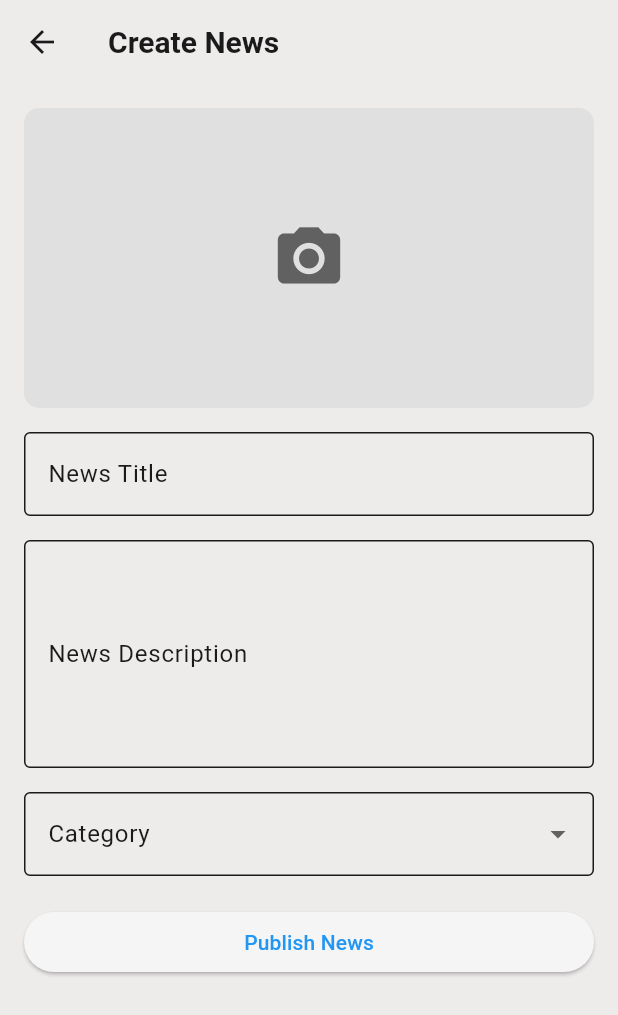
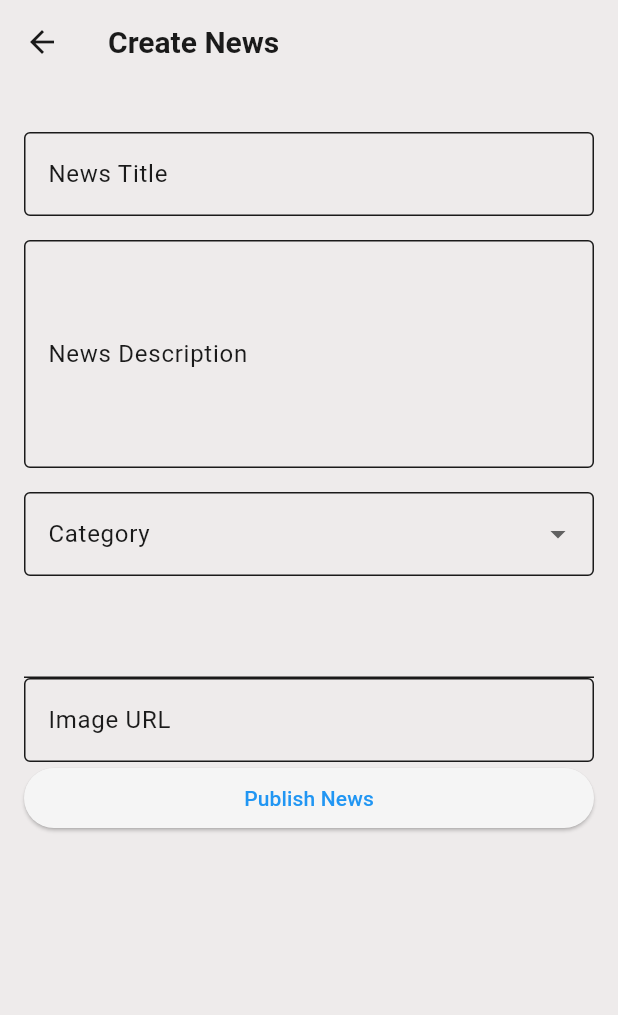
Before and after one commit to Preritpandey/NepNews, a Flutter app: the AuthorNewsPage screen opened directly, on a phone screen of 412 x 824 dp. Shown: the top 1015 px of the screen. Run offline on Flutter 3.47's test engine with Material 3 defaults, Android fonts, the phone set to English and light mode, and no system bars; our stand-ins replace connectivity_plus, get, get_storage, google_fonts, hive, hive_flutter and 1 more; missing offline and left inert: flutter_carousel_slider; accounts and stored records are empty.

Commit message:
feat: configured controller code for posting news

```diff
--- a/lib/author/author.dart
+++ b/lib/author/author.dart
@@ -1,7 +1,7 @@
 import 'package:flutter/material.dart';
 import 'package:get/get.dart';
-import 'package:image_picker/image_picker.dart';
-import 'dart:io';
+
+import 'package:news_portal/controllers/news_post_service.dart';
 
 class AuthorNewsPage extends StatefulWidget {
   @override
@@ -9,28 +9,39 @@ class AuthorNewsPage extends StatefulWidget {
 }
 
 class _AuthorNewsPageState extends State<AuthorNewsPage> {
+  final NewsPostController newsPostController = Get.put(NewsPostController());
   final TextEditingController titleController = TextEditingController();
   final TextEditingController descriptionController = TextEditingController();
-  final List<String> categories = ['Politics', 'Sports', 'Technology', 'Entertainment'];
+  final List<String> categories = [
+    'Politics',
+    'Sports',
+    'Technology',
+    'Entertainment'
+  ];
   String? selectedCategory;
-  File? _image;
+  // File? _image;
 
-  Future<void> _pickImage() async {
-    final pickedFile = await ImagePicker().pickImage(source: ImageSource.gallery);
-    if (pickedFile != null) {
-      setState(() {
-        _image = File(pickedFile.path);
-      });
-    }
-  }
+  // Future<void> _pickImage() async {
+  //   final pickedFile = await ImagePicker().pickImage(source: ImageSource.gallery);
+  //   if (pickedFile != null) {
+  //     setState(() {
+  //       _image = File(pickedFile.path);
+  //     });
+  //   }
+  // }
 
   void _publishNews() {
-    if (titleController.text.isEmpty || descriptionController.text.isEmpty || selectedCategory == null || _image == null) {
-      Get.snackbar("Error", "Please fill all fields and select an image", backgroundColor: Colors.red, colorText: Colors.white);
-      return;
-    }
+    // if (titleController.text.isEmpty ||
+    //     descriptionController.text.isEmpty ||
+    //     selectedCategory == null) {
+    //   Get.snackbar("Error", "Please fill all fields and select an image",
+    //       backgroundColor: Colors.red, colorText: Colors.white);
+    //   return;
+    // }
+    newsPostController.postNews();
     // Submit logic here
-    Get.snackbar("Success", "News published successfully!", backgroundColor: Colors.green, colorText: Colors.white);
+    // Get.snackbar("Success", "News published successfully!",
+    //     backgroundColor: Colors.green, colorText: Colors.white);
   }
 
   @override
@@ -43,37 +54,44 @@ class _AuthorNewsPageState extends State<AuthorNewsPage> {
           child: Column(
             crossAxisAlignment: CrossAxisAlignment.start,
             children: [
-              GestureDetector(
-                onTap: _pickImage,
-                child: Container(
-                  height: 200,
-                  width: double.infinity,
-                  decoration: BoxDecoration(
-                    color: Colors.grey[300],
-                    borderRadius: BorderRadius.circular(10),
-                  ),
-                  child: _image != null
-                      ? Image.file(_image!, fit: BoxFit.cover)
-                      : Icon(Icons.camera_alt, size: 50, color: Colors.grey[700]),
-                ),
-              ),
-              SizedBox(height: 16),
+              // this will be implemented after cloudinary setup is done in backend.
+              // GestureDetector(
+              //   onTap: _pickImage,
+              //   child: Container(
+              //     height: 200,
+              //     width: double.infinity,
+              //     decoration: BoxDecoration(
+              //       color: Colors.grey[300],
+              //       borderRadius: BorderRadius.circular(10),
+              //     ),
+              //     child: _image != null
+              //         ? Image.file(_image!, fit: BoxFit.cover)
+              //         : Icon(Icons.camera_alt, size: 50, color: Colors.grey[700]),
+              //   ),
+              // ),
+
+              const SizedBox(height: 16),
               TextField(
                 controller: titleController,
-                decoration: InputDecoration(labelText: "News Title", border: OutlineInputBorder()),
+                decoration: InputDecoration(
+                    labelText: "News Title", border: OutlineInputBorder()),
               ),
               SizedBox(height: 16),
               TextField(
                 controller: descriptionController,
                 maxLines: 5,
-                decoration: InputDecoration(labelText: "News Description", border: OutlineInputBorder()),
+                decoration: InputDecoration(
+                    labelText: "News Description",
+                    border: OutlineInputBorder()),
               ),
               SizedBox(height: 16),
               DropdownButtonFormField<String>(
-                decoration: InputDecoration(border: OutlineInputBorder(), labelText: "Category"),
+                decoration: InputDecoration(
+                    border: OutlineInputBorder(), labelText: "Category"),
                 value: selectedCategory,
                 items: categories.map((String category) {
-                  return DropdownMenuItem(value: category, child: Text(category));
+                  return DropdownMenuItem(
+                      value: category, child: Text(category));
                 }).toList(),
                 onChanged: (value) {
                   setState(() {
@@ -82,6 +100,18 @@ class _AuthorNewsPageState extends State<AuthorNewsPage> {
                 },
               ),
               SizedBox(height: 20),
+              // Newws summary
+              TextField(
+                // controller: newsPostController.summaryController,
+                // decoration: const InputDecoration(
+                //     labelText: "News Summary", border: OutlineInputBorder()),
+              ),
+              TextField(
+                // controller: newsPostController.imageUrlController,
+                decoration: const InputDecoration(
+                    labelText: "Image URL", border: OutlineInputBorder()),
+              ),
+
               SizedBox(
                 width: double.infinity,
                 child: ElevatedButton(
--- /dev/null
+++ b/lib/controllers/news_post_service.dart
@@ -0,0 +1,111 @@
+import 'dart:convert';
+
+import 'package:flutter/material.dart';
+import 'package:get/get.dart';
+import 'package:http/http.dart' as http;
+import 'package:news_portal/controllers/auth_provider.dart';
+
+/*
+{
+  "title": "Test Article Title",
+  "content": "This is a test article content with multiple paragraphs.\n\nLorem ipsum dolor sit amet, consectetur adipiscing elit. Sed do eiusmod tempor incididunt ut labore et dolore magna aliqua.",
+  "author": "John Doe",
+  "category": "Technology",
+  "tags": ["javascript", "nodejs", "testing"],
+  "imageUrl": "https://example.com/image.jpg",
+  "summary": "A brief summary of the test article",
+  "status": "published",
+  "publishDate": "2024-03-19T10:00:00Z"
+}
+*/
+class NewsPostController extends GetxController {
+  final TextEditingController titleController = TextEditingController();
+  final TextEditingController contentController = TextEditingController();
+  final TextEditingController imageUrlController = TextEditingController();
+  final TextEditingController summaryController = TextEditingController();
+  final AuthController authController = Get.put(AuthController());
+
+  final String postNewsUrl = "http://localhost:8080/api/articles";
+  Future<void> postNews() async {
+    // try {
+    print("token is :${authController.getToken()}");
+    var response = await http.post(
+      Uri.parse(postNewsUrl),
+      headers: {
+        "Authorization": "Bearer ${authController.getToken()}",
+        "ContentType": "Application/json",
+      },
+      body: jsonEncode({
+        {
+          "title": "Test Article Title",
+          "content":
+              "This is a test article content with multiple paragraphs.\n\nLorem ipsum dolor sit amet, consectetur adipiscing elit. Sed do eiusmod tempor incididunt ut labore et dolore magna aliqua.",
+          "author": "John Doe",
+          "category": "Technology",
+          "tags": ["javascript", "nodejs", "testing"],
+          "imageUrl": "https://example.com/image.jpg",
+          "summary": "A brief summary of the test article",
+          "status": "published",
+          "publishDate": "2024-03-19T10:00:00Z"
+        }
+      }),
+    );
+    var postNewsResponse = jsonDecode(response.body);
+    print(postNewsResponse);
+    if (response.statusCode == 201) {
+      print("news posted successfully");
+      Get.snackbar("Success", "News ddddddPosted Successfully");
+      Get.back();
+    }
+    // } catch (e) {
+    //   Get.snackbar('Error', "error occured while posting news");
+    // } finally {}
+  }
+}
+// import 'dart:convert';
+// import 'package:get/get.dart';
+// import 'package:http/http.dart' as http;
+
+// class ArticleController extends GetxController {
+//   final String apiUrl = "http://localhost:8080/api/articles";
+//   final String authToken =
+//       "eyJhbGciOiJIUzI1NiIsInR5cCI6IkpXVCJ9.eyJ1c2VySWQiOiI2N2RhZmQ1ZmU5Mzc2NTA0OTg3NjMxZTAiLCJyb2xlIjoiYXV0aG9yIiwiaWF0IjoxNzQzNTAzMDgzLCJleHAiOjE3NDM1ODk0ODN9.WGspyP9vjKuKEYH5IC9khfXDlSZUeFeXu0rd5-6OCRU"; // Replace with your actual token
+
+//   Future<void> postArticle() async {
+//     final Map<String, dynamic> articleData = {
+//       "title": "Test Article Title",
+//       "content":
+//           "This is a test article content with multiple paragraphs.\n\nLorem ipsum dolor sit amet...",
+//       "author": "John Doe",
+//       "category": "Technology",
+//       "tags": ["javascript", "nodejs", "testing"],
+//       "imageUrl": "https://example.com/image.jpg",
+//       "summary": "A brief summary of the test article",
+//       "status": "published",
+//       "publishDate": "2024-03-19T10:00:00Z"
+//     };
+
+//     try {
+//       final response = await http.post(
+//         Uri.parse(apiUrl),
+//         headers: {
+//           "Content-Type": "application/json",
+//           "Authorization": "Bearer $authToken",
+//         },
+//         body: jsonEncode(articleData),
+//       );
+
+//       if (response.statusCode == 201 || response.statusCode == 200) {
+//         final responseData = jsonDecode(response.body);
+//         Get.snackbar("Success", "Article Posted: ${responseData['msg']}");
+//         print("Response: $responseData");
+//       } else {
+//         print("Error: ${response.body}");
+//         Get.snackbar("Error", "Failed to post article: ${response.body}");
+//       }
+//     } catch (error) {
+//       print("Exception: $error");
+//       Get.snackbar("Error", "Something went wrong");
+//     }
+//   }
+// }
--- a/lib/pages/Home/home.dart
+++ b/lib/pages/Home/home.dart
@@ -1,4 +1,5 @@
 import 'package:flutter/material.dart';
+import 'package:news_portal/author/author.dart';
 import 'package:news_portal/core/ScreenSizeConfig.dart';
 import 'package:news_portal/pages/Browse/browse_page.dart';
 import 'package:news_portal/pages/Home/home_page.dart';
@@ -16,7 +17,8 @@ class Home extends StatefulWidget {
 class _HomeState extends State<Home> {
   int _selectedIndex = 0;
   final List<Widget> pages = [
-    const HomePage(),
+    AuthorNewsPage(),
+    // const HomePage(),
     const BrowsePage(),
     // const NewsDetailsPage(),
     const BookmarkPage(),
--- a/lib/widgets/breaking_news_widget.dart
+++ b/lib/widgets/breaking_news_widget.dart
@@ -46,7 +46,7 @@ class _BreakingNewsSliderState extends State<BreakingNewsSlider> {
       "time": "2 hours ago",
       "category": "Technology",
       "imageUrl":
-          "https://amfg.ai/wp-content/uploads/2018/08/Industry-4.0-and-Manufacturing-Processes-e1533908951467-1200x647.jpg",
+          "https://images.squarespace-cdn.com/content/v1/61782ecbf6567d12f08ba3b9/1647524339004-CU4RMQZ5B4BW66JYB1D7/pexels-nishant-das-3906333.jpg",
     },
     {
       "title": "Global markets react to economic downturn",
```
Also changed, not shown: 1 other file.
